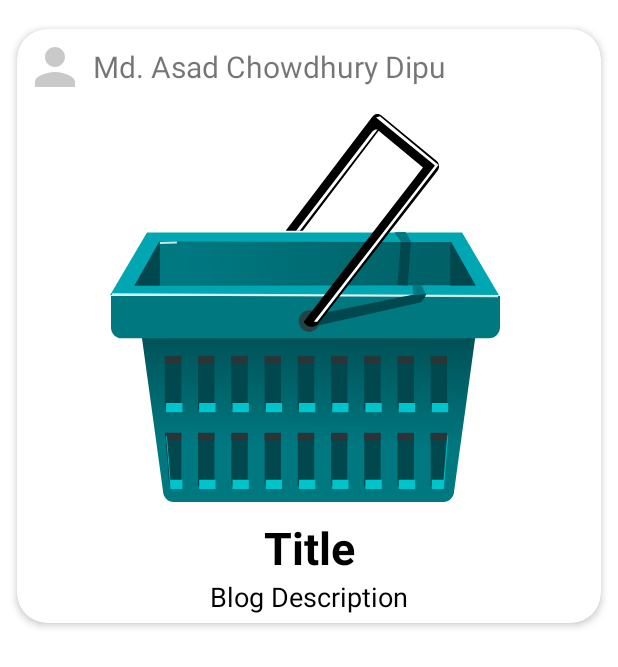
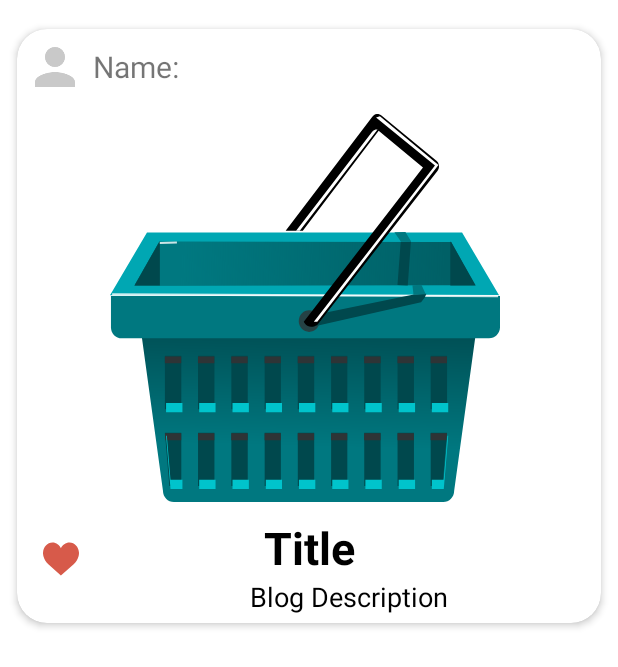
Before and after one commit to dipu0/Greeneries-E-Gardening-Android-App, an Android app: the layout row_blogs.xml on its own in the app's theme, with its tools: preview values and no code run, on a phone screen of 412 x 824 dp. Shown: the top 667 px of the screen. Run offline under Robolectric (Android 15) with nearby library versions, the phone set to English and light mode, and no system bars; plain views replace CircularImageView.

Commit message:
added love button in blog post

```diff
--- a/app/src/main/AndroidManifest.xml
+++ b/app/src/main/AndroidManifest.xml
@@ -18,7 +18,7 @@
         android:allowBackup="true"
         android:icon="@drawable/icon_shop"
         android:label="@string/app_name"
-        android:roundIcon="@drawable/icon_shop"
+        android:roundIcon="@drawable/icon_shop_round"
         android:supportsRtl="true"
         android:theme="@style/AppTheme.NoActionBar">
 
--- a/app/src/main/res/layout/row_blogs.xml
+++ b/app/src/main/res/layout/row_blogs.xml
@@ -38,7 +38,7 @@
                 android:layout_width="wrap_content"
                 android:layout_height="wrap_content"
                 android:layout_gravity="center"
-                android:text="Md. Asad Chowdhury Dipu"
+                android:text="Name: "
                 android:textSize="20dp" />
 
         </LinearLayout>
@@ -60,30 +60,42 @@
             android:layout_below="@id/blogIV"
             android:gravity="center_horizontal">
 
+            <ImageButton
+                android:id="@+id/LikeIv"
+                android:layout_width="wrap_content"
+                android:layout_height="50dp"
+                android:layout_alignParentStart="true"
+                android:layout_alignParentLeft="true"
+                android:layout_centerInParent="true"
+                android:layout_marginRight="5dp"
+                android:adjustViewBounds="true"
+                android:backgroundTint="@color/colorWhite"
+                android:src="@drawable/liked"/>
+
             <TextView
                 android:id="@+id/titleTV"
-                android:layout_width="wrap_content"
+                android:layout_width="match_parent"
                 android:layout_height="wrap_content"
+                android:layout_alignRight="@id/LikeIv"
                 android:layout_alignParentStart="true"
                 android:layout_alignParentEnd="true"
+                android:layout_marginTop="10dp"
                 android:text="Title"
                 android:textAlignment="center"
                 android:textColor="@color/colorBlack"
-                android:layout_marginTop="10dp"
                 android:textSize="30dp"
                 android:textStyle="bold" />
 
             <TextView
                 android:id="@+id/descriptionTV"
-                android:layout_width="wrap_content"
+                android:layout_width="match_parent"
                 android:layout_height="wrap_content"
                 android:layout_below="@id/titleTV"
-                android:layout_alignParentStart="true"
-                android:layout_alignParentEnd="true"
+                android:layout_toRightOf="@id/LikeIv"
                 android:text="Blog Description"
                 android:textAlignment="center"
-                android:textSize="18dp"
-                android:textColor="@color/colorBlack" />
+                android:textColor="@color/colorBlack"
+                android:textSize="18dp" />
 
 
         </RelativeLayout>
@@ -98,8 +110,8 @@
             android:layout_marginRight="5dp"
             android:adjustViewBounds="true"
             android:scaleType="fitCenter"
-            android:visibility="invisible"
-            android:src="@drawable/ic_next_gray" />
+            android:src="@drawable/ic_next_gray"
+            android:visibility="invisible" />
 
     </RelativeLayout>
 
```
Also changed, not shown: app/src/main/res/drawable/icon_shop_round.png (added), 24 other files.
